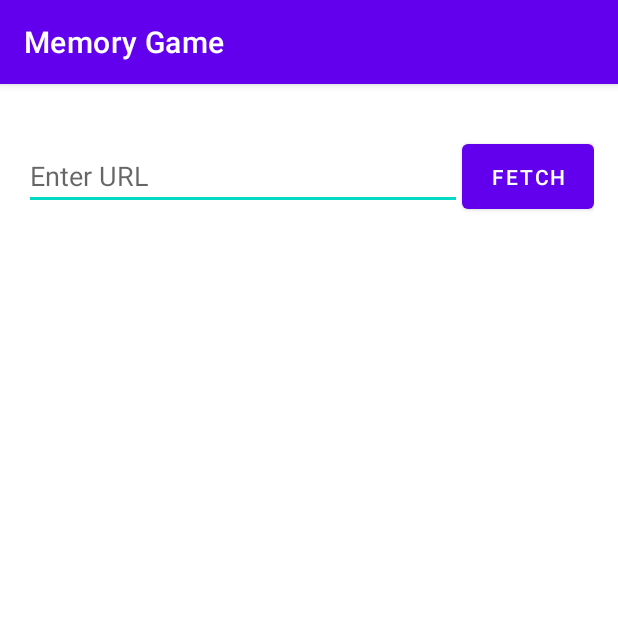
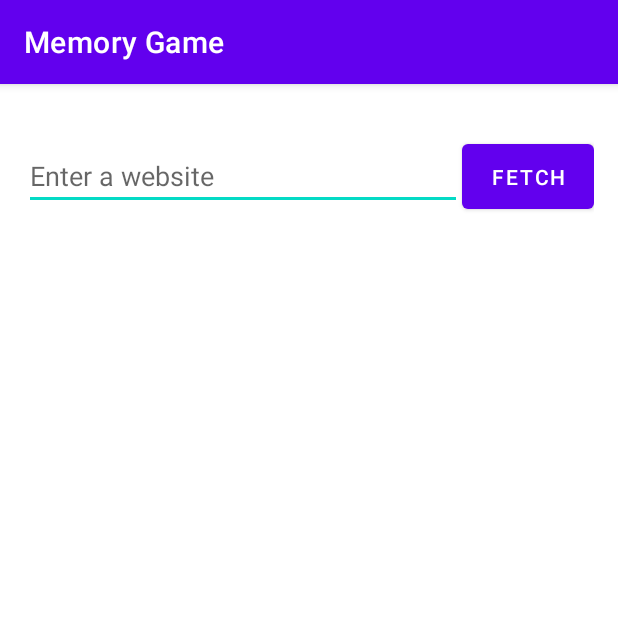
Before and after one commit to ywaychitaung/android-memory-game, an Android app: the screen it shows after launch (ImageDownloadActivity), after a tap on "FETCH", on a phone screen of 412 x 824 dp, the top half of it. Run offline under Robolectric (Android 15) with nearby library versions, the phone set to English and light mode, and no system bars.

Commit message:
Change text

```diff
--- a/app/src/main/java/com/example/memorygame/ImageDownloadActivity.java
+++ b/app/src/main/java/com/example/memorygame/ImageDownloadActivity.java
@@ -77,7 +77,7 @@ public class ImageDownloadActivity extends AppCompatActivity {
                         downloadtask.execute(url);
                         isDownloading = true;
                     } else {
-                        Toast.makeText(ImageDownloadActivity.this, "Please enter a URL", Toast.LENGTH_SHORT).show();
+                        Toast.makeText(ImageDownloadActivity.this, "Please enter a website", Toast.LENGTH_SHORT).show();
                     }
                     InputMethodManager imm = (InputMethodManager) getSystemService(INPUT_METHOD_SERVICE);
                     imm.hideSoftInputFromWindow(urlEditText.getWindowToken(), 0);
--- a/app/src/main/res/layout/activity_download_image.xml
+++ b/app/src/main/res/layout/activity_download_image.xml
@@ -18,7 +18,7 @@
             android:layout_width="151dp"
             android:layout_height="wrap_content"
             android:layout_weight="1"
-            android:hint="Enter URL" />
+            android:hint="Enter a website" />
 
         <Button
             android:id="@+id/fetchButton"
```
